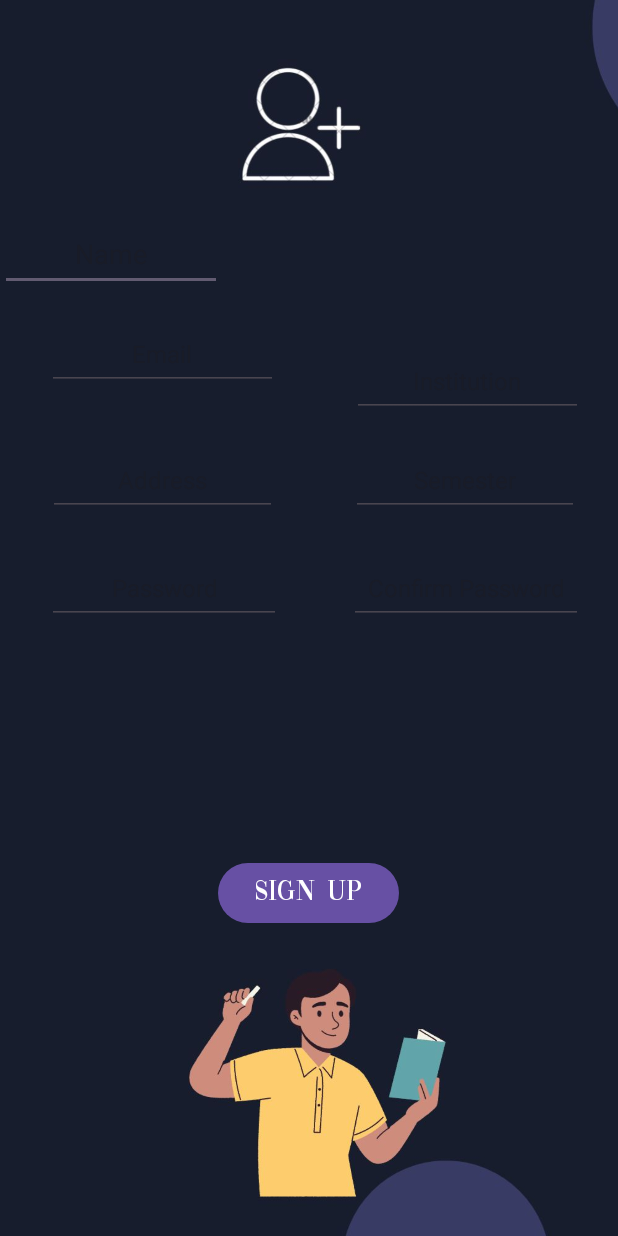
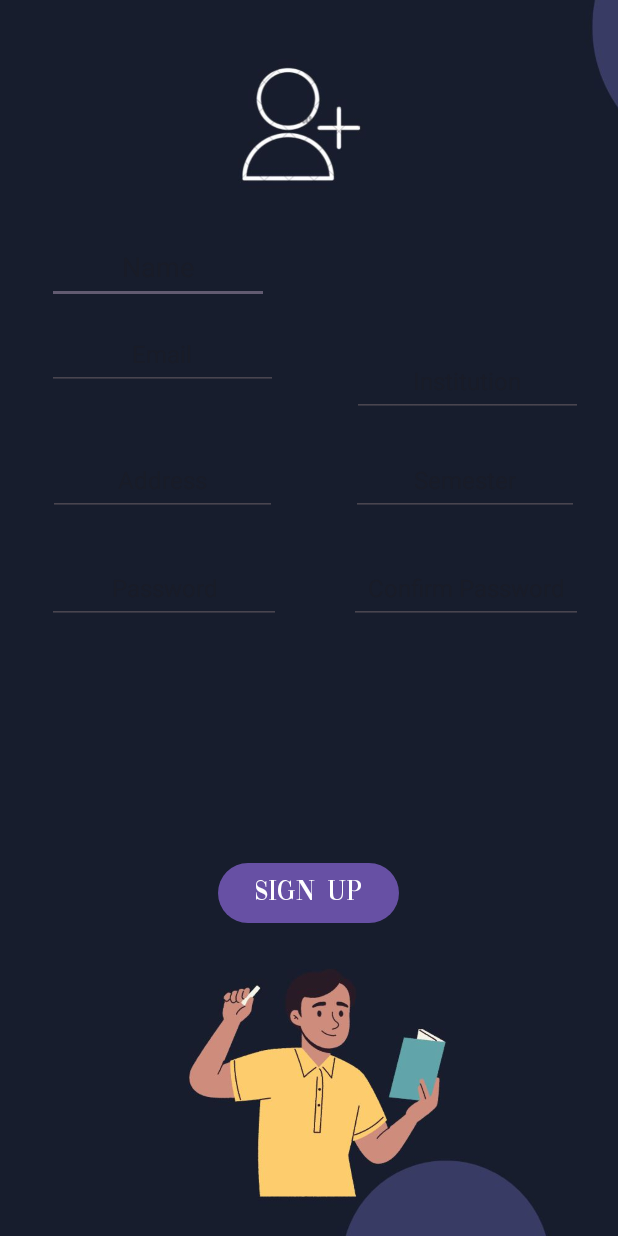
Before and after one commit to Tanzim34/Golokdhadha, an Android app: the TeacherSignUp screen opened directly, with no data from a screen before it, on a phone screen of 412 x 824 dp. Run offline under Robolectric (Android 15) with nearby library versions, the phone set to English and light mode, and no system bars; our stand-ins replace Firebase (no records; nobody signed in at launch, a user with empty details on screens opened directly).

Commit message:
name fixed

```diff
--- a/app/src/main/res/layout/activity_student_signup.xml
+++ b/app/src/main/res/layout/activity_student_signup.xml
@@ -41,11 +41,12 @@
         android:layout_height="49dp"
         android:gravity="center"
         android:hint="Name"
+        android:layout_marginStart="31dp"
         app:layout_constraintBottom_toTopOf="@+id/sUsername"
+        app:layout_constraintStart_toStartOf="parent"
         app:layout_constraintTop_toTopOf="parent"
         app:layout_constraintVertical_bias="0.889"
-        tools:ignore="MissingConstraints"
-        tools:layout_editor_absoluteX="56dp" />
+        tools:ignore="MissingConstraints" />
 
     <EditText
         android:id="@+id/sUsername"
--- a/app/src/main/res/layout/activity_teacher_sign_up.xml
+++ b/app/src/main/res/layout/activity_teacher_sign_up.xml
@@ -39,13 +39,16 @@
         android:id="@+id/tName"
         android:layout_width="148dp"
         android:layout_height="49dp"
+        android:layout_marginStart="31dp"
         android:gravity="center"
+
+
         android:hint="Name"
         app:layout_constraintBottom_toTopOf="@+id/tUsername"
+        app:layout_constraintStart_toStartOf="parent"
         app:layout_constraintTop_toTopOf="parent"
-        app:layout_constraintVertical_bias="0.889"
-        tools:ignore="MissingConstraints"
-        tools:layout_editor_absoluteX="56dp" />
+        app:layout_constraintVertical_bias="0.944"
+        tools:ignore="MissingConstraints" />
 
     <EditText
         android:id="@+id/tUsername"
```
